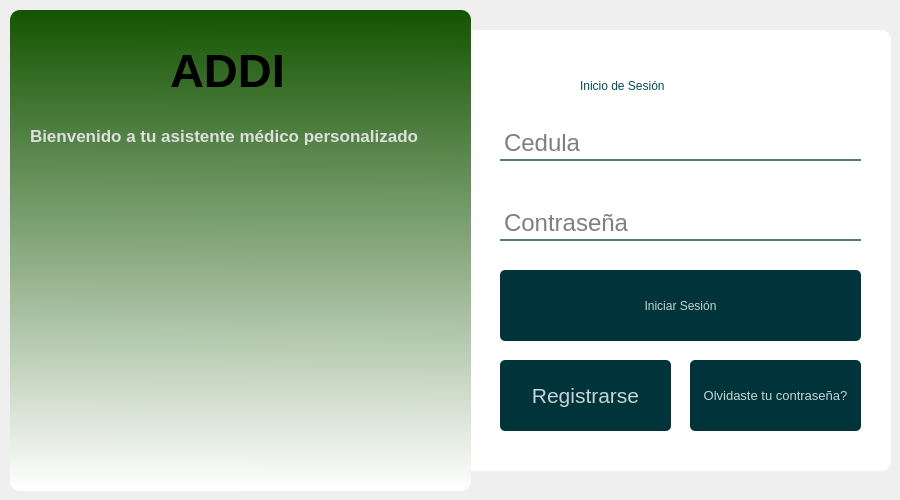
daburneo1/addi, file ui/login.ui: the form before one commit.
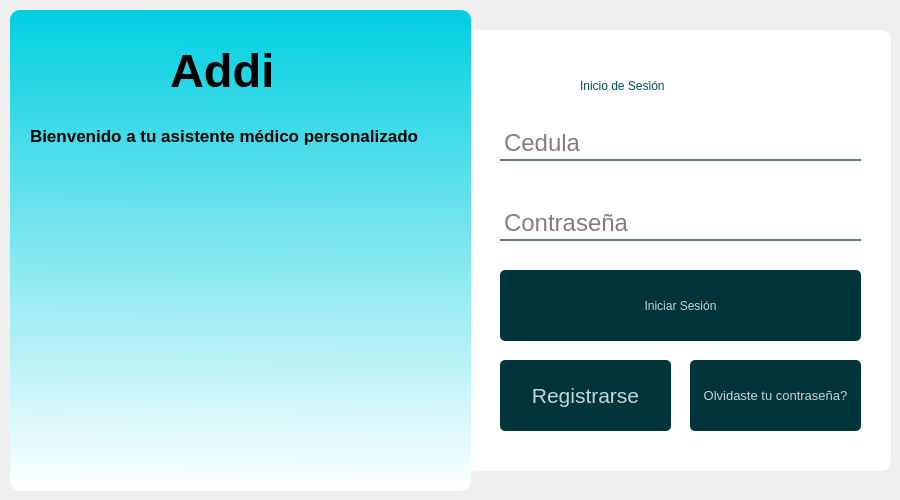
The form after the commit.

What changed in the file:
```diff
--- a/ui/login.ui
+++ b/ui/login.ui
@@ -77,8 +77,10 @@
      </rect>
     </property>
     <property name="styleSheet">
-     <string notr="true">background-color: qlineargradient(spread:pad, x1:0.494, y1:0, x2:0.489, y2:1, stop:0 rgba(19, 84, 0, 255), stop:1 rgba(255, 255, 255, 255));
-border-radius:10px;</string>
+     <string notr="true">background-color: qlineargradient(spread:pad, x1:0.494, y1:0, x2:0.489, y2:1, stop:0 rgb(0, 207, 224), stop:1 rgba(255, 255, 255, 255));
+border-radius:10px;
+
+</string>
     </property>
     <property name="text">
      <string/>
@@ -224,7 +226,7 @@
      </font>
     </property>
     <property name="text">
-     <string>ADDI</string>
+     <string>Addi</string>
     </property>
    </widget>
    <widget class="QLabel" name="label_5">
@@ -244,7 +246,7 @@
      </font>
     </property>
     <property name="styleSheet">
-     <string notr="true">color:rgb(222, 222, 222)</string>
+     <string notr="true">color:rgb(0, 0, 0)</string>
     </property>
     <property name="text">
      <string>Bienvenido a tu asistente médico personalizado</string>
```
